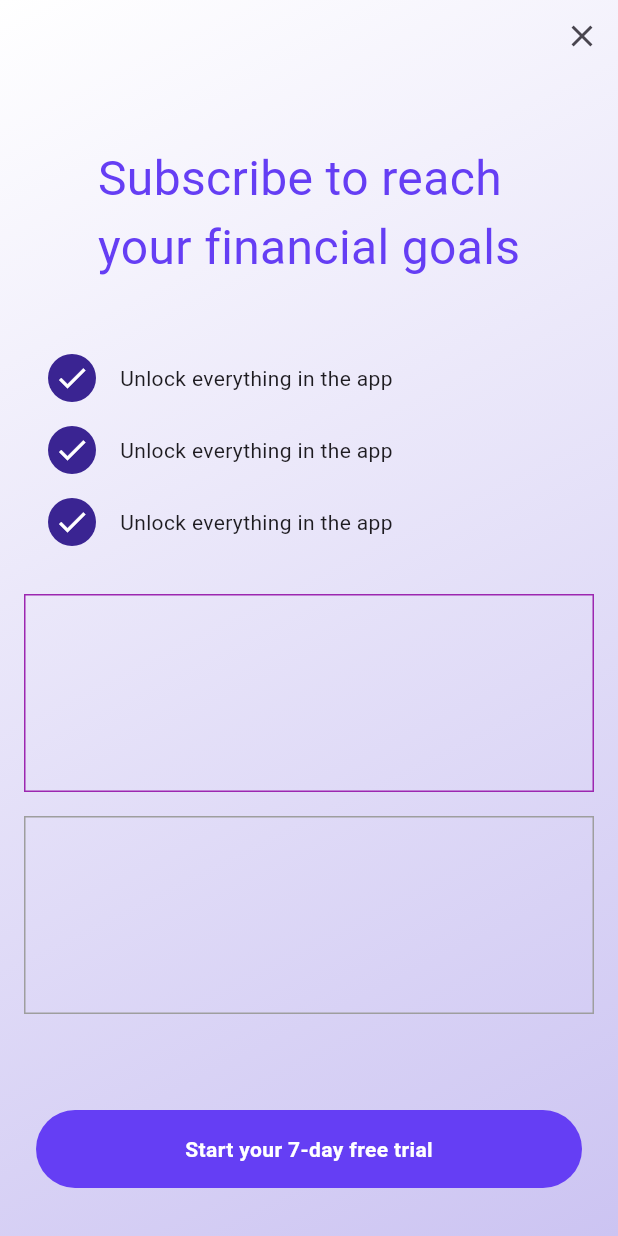
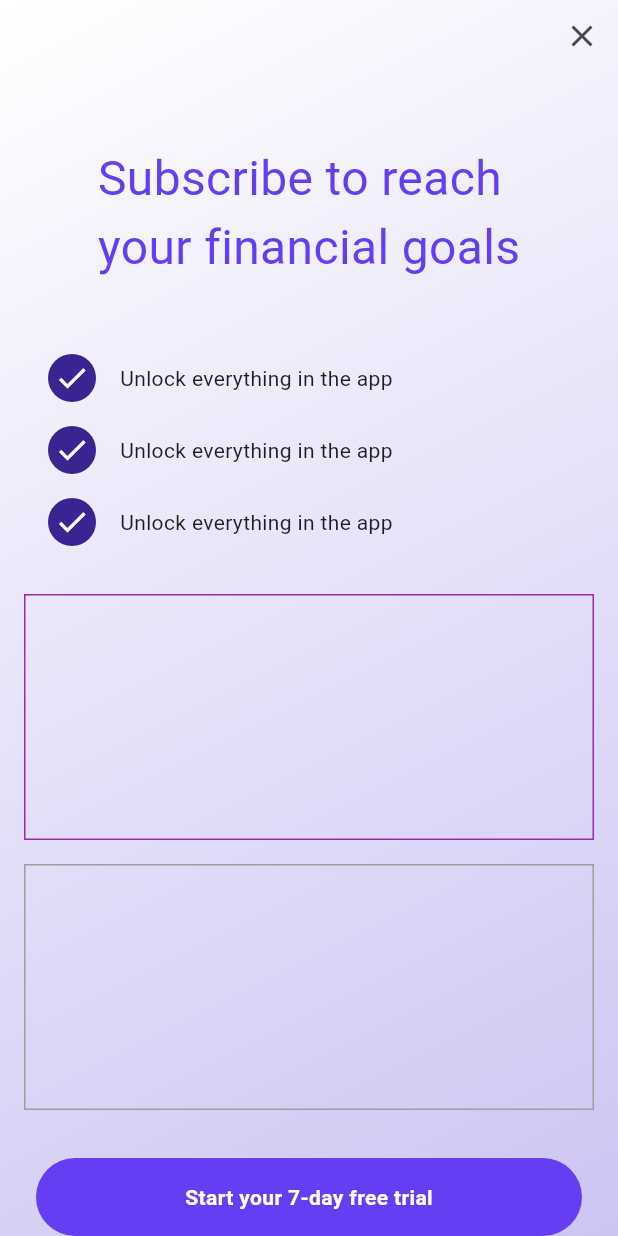
Before and after one commit to JAICHANGPARK/flutter_notebook_chapter_43, a Flutter app: the PaywallScreen screen opened directly, on a phone screen of 412 x 824 dp. Run offline on Flutter 3.47's test engine with Material 3 defaults, Android fonts, the phone set to English and light mode, and no system bars; our stand-ins replace gap.

Commit message:
Update paywall_screen.dart

```diff
--- a/lib/ep2154_paywall_screen/views/paywall_screen.dart
+++ b/lib/ep2154_paywall_screen/views/paywall_screen.dart
@@ -134,7 +134,7 @@ class _PaywallScreenState extends State<PaywallScreen> {
                       shape: StadiumBorder(),
                       color: Color.fromRGBO(101, 62, 244, 1),
                     ),
-                    margin: EdgeInsets.symmetric(vertical: 32, horizontal: 24),
+                    margin: EdgeInsets.only(left: 24, right: 24),
                     padding: EdgeInsets.symmetric(
                       vertical: 16,
                     ),
```
